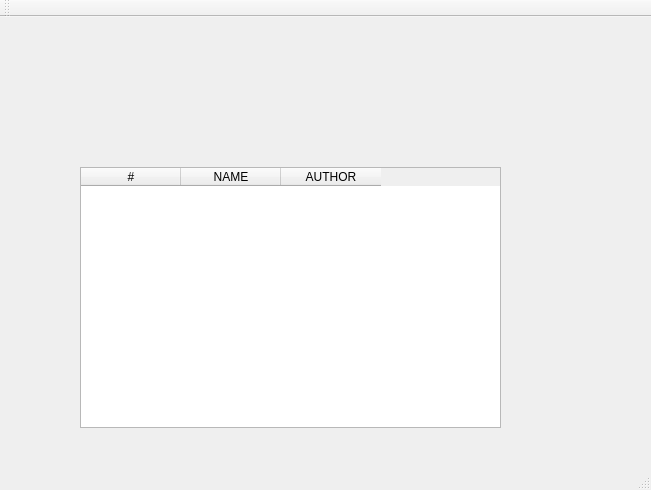
The window that ProjectZero/mainwindow.ui (nishantpai/ProjectZero) describes before a commit, drawn with Qt 5.
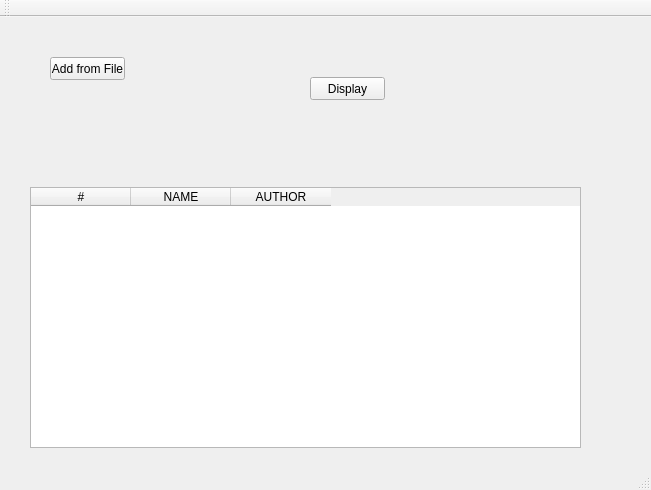
The same window after the commit.

Commit message: Can display on tableWidget now

```diff
--- a/ProjectZero/mainwindow.ui
+++ b/ProjectZero/mainwindow.ui
@@ -17,9 +17,9 @@
    <widget class="QTableWidget" name="tableWidget">
     <property name="geometry">
      <rect>
-      <x>80</x>
-      <y>150</y>
-      <width>421</width>
+      <x>30</x>
+      <y>170</y>
+      <width>551</width>
       <height>261</height>
      </rect>
     </property>
@@ -39,6 +39,32 @@
      </property>
     </column>
    </widget>
+   <widget class="QPushButton" name="pushButton_4">
+    <property name="geometry">
+     <rect>
+      <x>50</x>
+      <y>40</y>
+      <width>75</width>
+      <height>23</height>
+     </rect>
+    </property>
+    <property name="text">
+     <string>Add from File</string>
+    </property>
+   </widget>
+   <widget class="QPushButton" name="pushButton_5">
+    <property name="geometry">
+     <rect>
+      <x>310</x>
+      <y>60</y>
+      <width>75</width>
+      <height>23</height>
+     </rect>
+    </property>
+    <property name="text">
+     <string>Display</string>
+    </property>
+   </widget>
   </widget>
   <widget class="QMenuBar" name="menuBar">
    <property name="geometry">
```
The commit also changes 8 other files.
